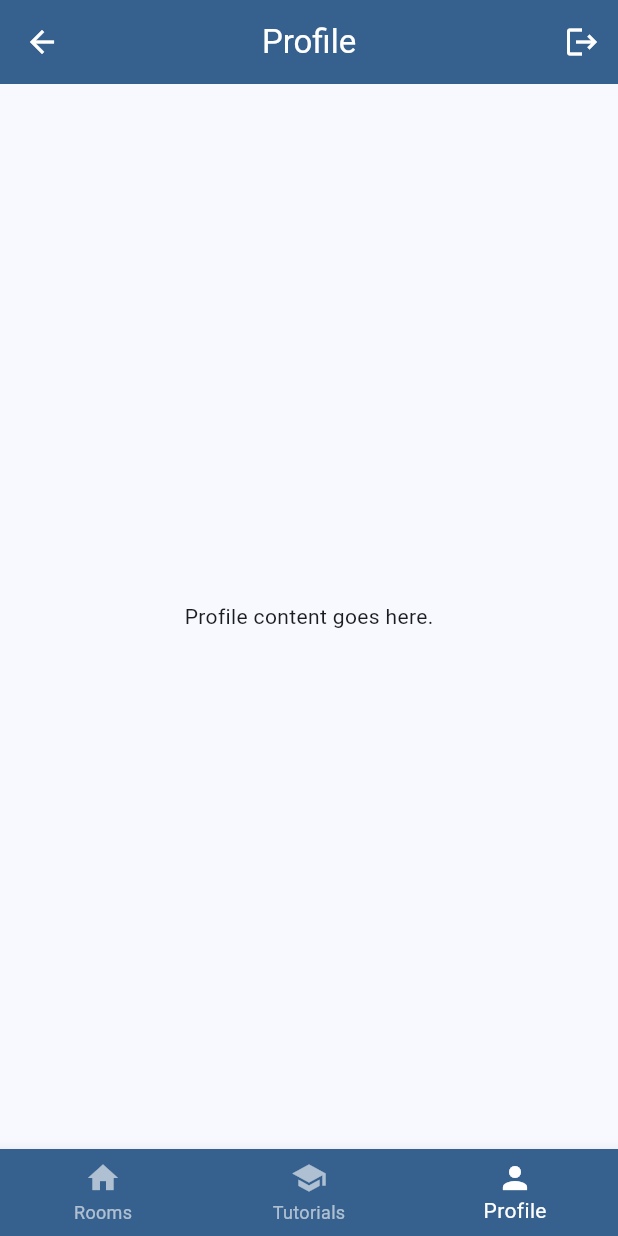
After one commit to DanielG0798/Figma-to-Flutter-LEDapp, a Flutter app: the MainNavigationScreen screen opened by its route, item 3 of the bottom bar chosen, on a phone screen of 412 x 824 dp. The commit adds this screen. Run offline on Flutter 3.47's test engine with Material 3 defaults, Android fonts, the phone set to English and light mode, and no system bars; our stand-ins replace flutter_colorpicker.

Commit message:
Added navigation bar and blank pages for profile and tutorials.

```diff
--- a/lib/main.dart
+++ b/lib/main.dart
@@ -1,6 +1,6 @@
 import 'package:flutter/material.dart';
 import 'screens/login_screen.dart';
-import 'screens/rooms_screen.dart';
+import 'screens/main_navigation_screen.dart';
 import 'screens/room_screen.dart';
 
 void main() {
@@ -21,7 +21,7 @@ class MyApp extends StatelessWidget {
       initialRoute: '/',
       routes: {
         '/': (context) => const LoginScreen(),
-        '/rooms': (context) => const RoomsScreen(),
+        '/home': (context) => const MainNavigationScreen(),
         '/room': (context) => const RoomScreen(),
       },
     );
--- a/lib/screens/login_screen.dart
+++ b/lib/screens/login_screen.dart
@@ -21,8 +21,8 @@ class _LoginScreenState extends State<LoginScreen> {
 
   void _handleLogin() {
     if (_formKey.currentState!.validate()) {
-      // For now, just navigate to rooms screen
-      Navigator.pushReplacementNamed(context, '/rooms');
+      // Navigate to main navigation screen
+      Navigator.pushReplacementNamed(context, '/home');
     }
   }
 
--- /dev/null
+++ b/lib/screens/main_navigation_screen.dart
@@ -0,0 +1,57 @@
+import 'package:flutter/material.dart';
+import 'rooms_screen.dart';
+import 'tutorials_screen.dart';
+import 'profile_screen.dart';
+
+class MainNavigationScreen extends StatefulWidget {
+  const MainNavigationScreen({super.key});
+
+  @override
+  State<MainNavigationScreen> createState() => _MainNavigationScreenState();
+}
+
+class _MainNavigationScreenState extends State<MainNavigationScreen> {
+  int _selectedIndex = 0;
+
+  static const List<Widget> _pages = [
+    RoomsScreen(),
+    TutorialsScreen(),
+    ProfileScreen(),
+  ];
+
+  void _onItemTapped(int index) {
+    setState(() {
+      _selectedIndex = index;
+    });
+  }
+
+  @override
+  Widget build(BuildContext context) {
+    final theme = Theme.of(context);
+
+    return Scaffold(
+      body: _pages[_selectedIndex],
+      bottomNavigationBar: BottomNavigationBar(
+        items: const <BottomNavigationBarItem>[
+          BottomNavigationBarItem(
+            icon: Icon(Icons.home),
+            label: 'Rooms',
+          ),
+          BottomNavigationBarItem(
+            icon: Icon(Icons.school),
+            label: 'Tutorials',
+          ),
+          BottomNavigationBarItem(
+            icon: Icon(Icons.person),
+            label: 'Profile',
+          ),
+        ],
+        currentIndex: _selectedIndex,
+        selectedItemColor: theme.colorScheme.onPrimary,
+        unselectedItemColor: theme.colorScheme.onPrimary.withOpacity(0.6),
+        backgroundColor: theme.colorScheme.primary,
+        onTap: _onItemTapped,
+      ),
+    );
+  }
+}
--- /dev/null
+++ b/lib/screens/profile_screen.dart
@@ -0,0 +1,31 @@
+import 'package:flutter/material.dart';
+
+class ProfileScreen extends StatelessWidget {
+  const ProfileScreen({super.key});
+
+  @override
+  Widget build(BuildContext context) {
+    final theme = Theme.of(context);
+
+    return Scaffold(
+      appBar: AppBar(
+        centerTitle: true,
+        title: const Text('Profile'),
+        backgroundColor: theme.colorScheme.primary,
+        foregroundColor: theme.colorScheme.onPrimary,
+        actions: [
+          IconButton(
+            icon: const Icon(Icons.logout),
+            onPressed: () {
+              Navigator.pushReplacementNamed(context, '/');
+            },
+            tooltip: 'Logout',
+          ),
+        ],
+      ),
+      body: const Center(
+        child: Text('Profile content goes here.'),
+      ),
+    );
+  }
+}
```
Also changed, not shown: lib/screens/tutorials_screen.dart (added, +22 -0 lines).
